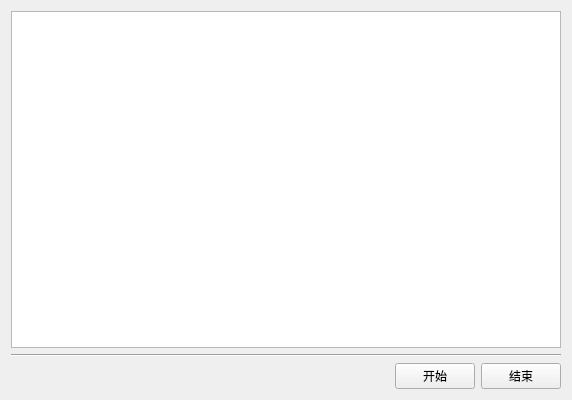
Old version of the form RobotQ/robotq.ui in the repository MuseumRobot/RobotQ.
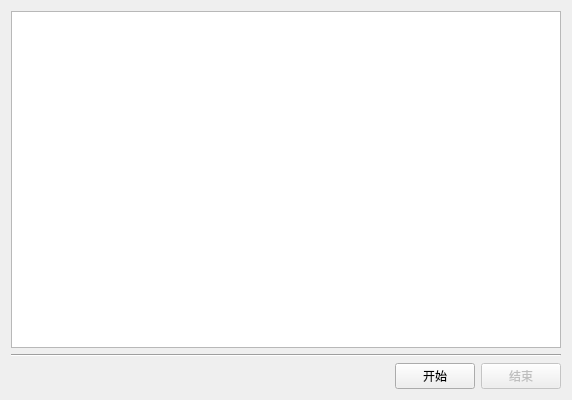
New version of the form. Icons and pictures are not drawn.

```diff
--- a/RobotQ/robotq.ui
+++ b/RobotQ/robotq.ui
@@ -99,6 +99,9 @@
       </item>
       <item>
        <widget class="QPushButton" name="btnEnd">
+        <property name="enabled">
+         <bool>false</bool>
+        </property>
         <property name="text">
          <string>结束</string>
         </property>
```
